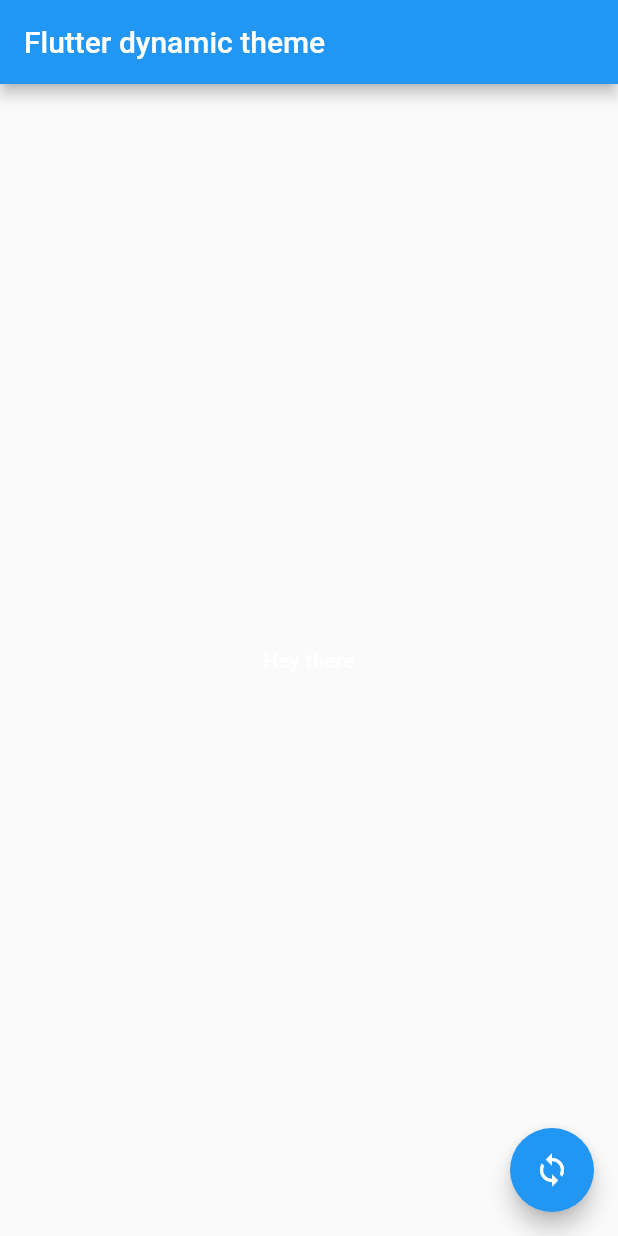
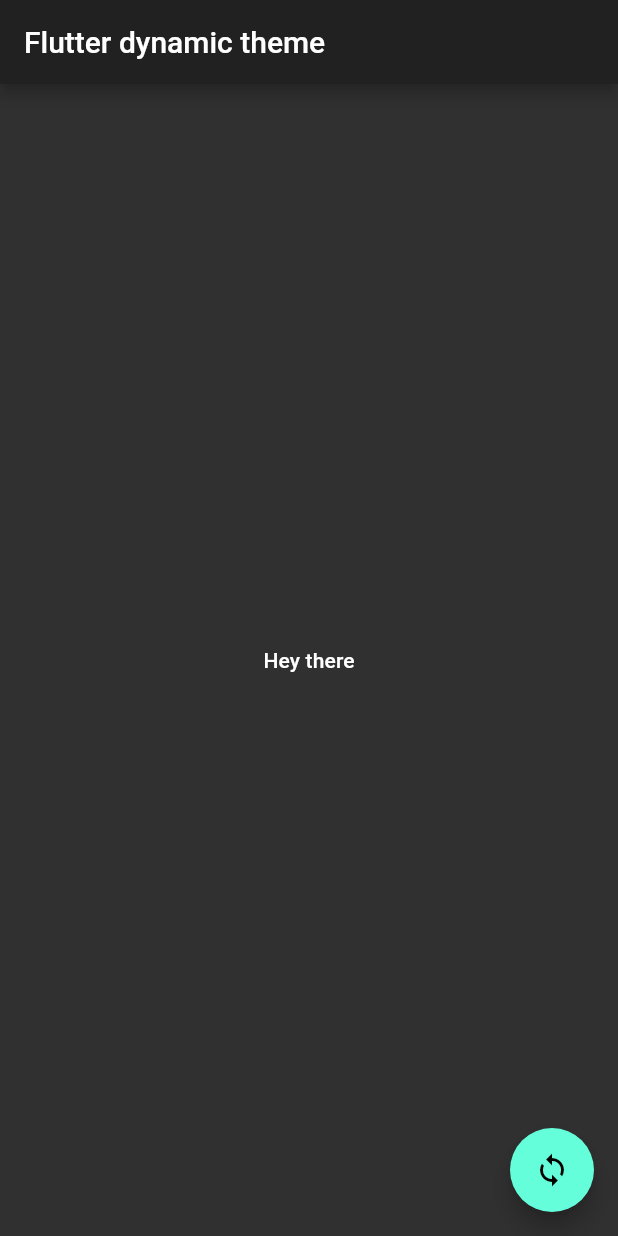
Before and after one commit to Miolin/flutter_dynamic_theme, a Flutter app: the screen it shows after launch, on a phone screen of 412 x 824 dp. Run offline on Flutter 3.47's test engine with Material 2 defaults, Android fonts, the phone set to English and light mode, and no system bars.

Commit message:
change initial theme

```diff
--- a/lib/src/application.dart
+++ b/lib/src/application.dart
@@ -7,7 +7,7 @@ class Application extends StatelessWidget {
   @override
   Widget build(BuildContext context) {
     return RandomThemeBuilder(
-      initialTheme: ThemeData.light(),
+      initialTheme: ThemeData.dark(),
       builder: (context, theme) {
         return MaterialApp(
           title: AppStrings.appName,
```
